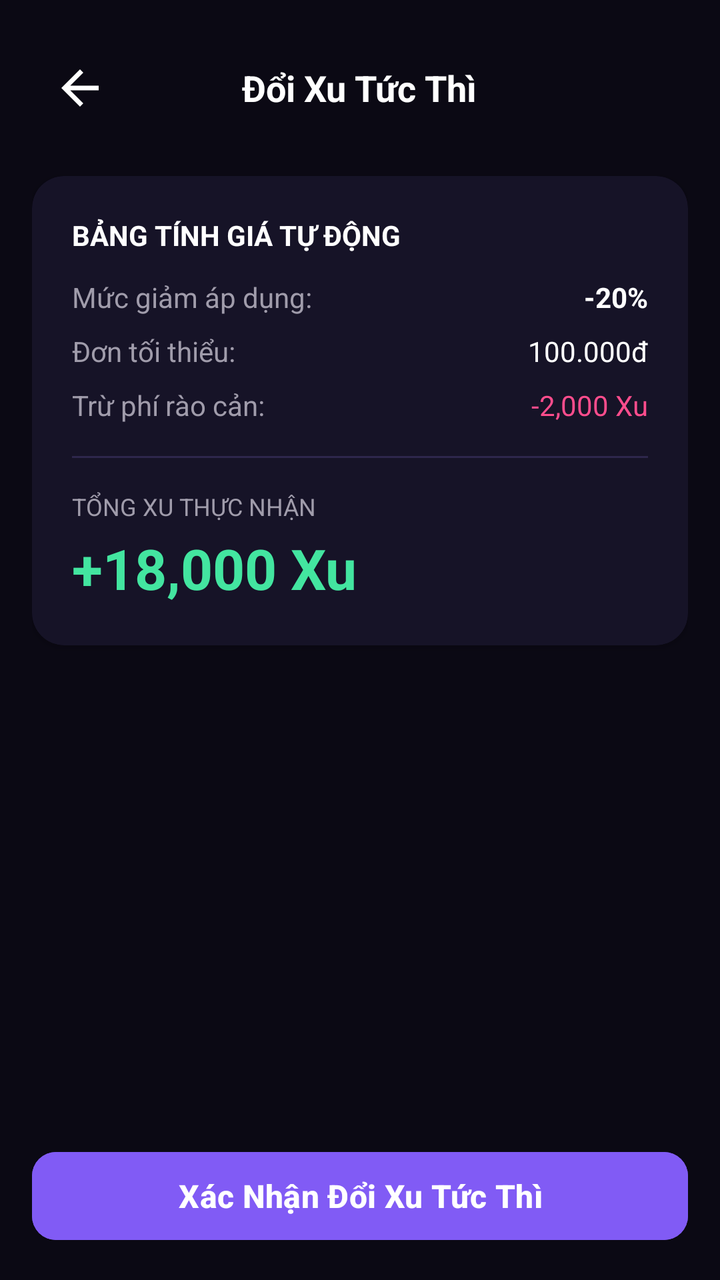
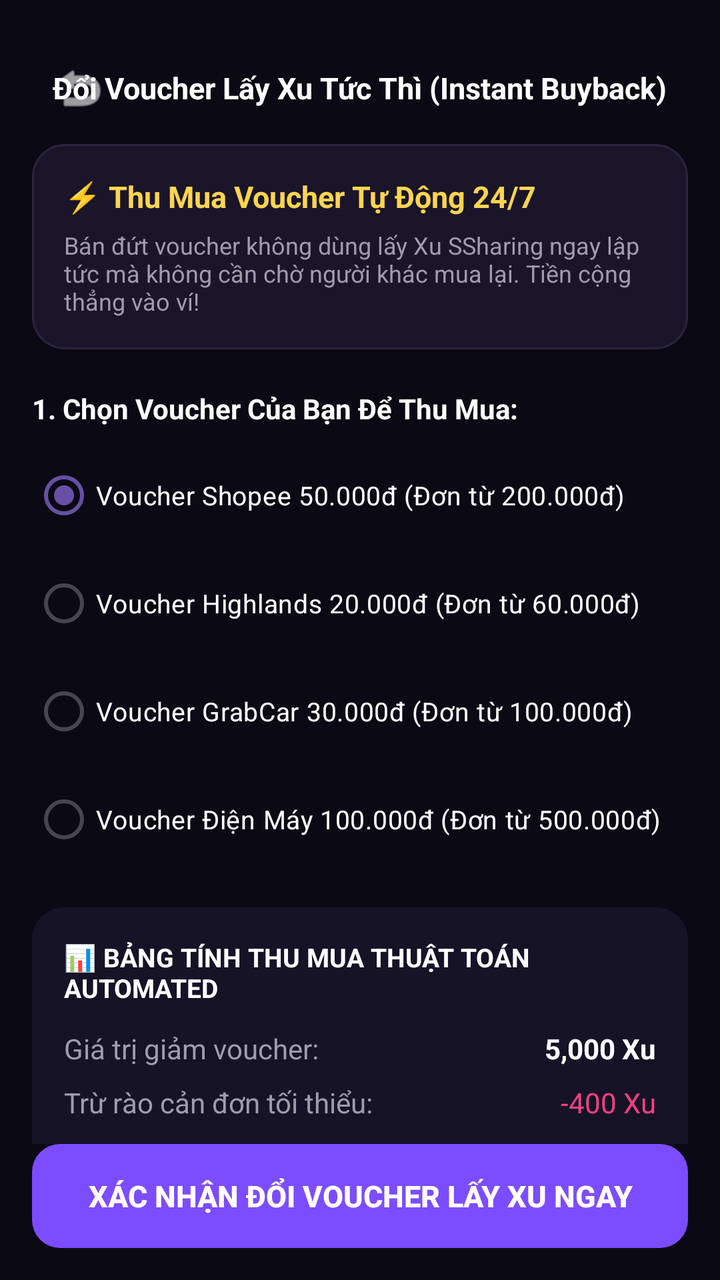

Two renders of the same Android screen: before a commit and after it. Below are the layout's source before the change and the commit's diff.
<!-- AndroidManifest.xml: application theme Theme.SSharing -->
<!-- res/layout/activity_instant_buyback.xml -->
<?xml version="1.0" encoding="utf-8"?>
<RelativeLayout xmlns:android="http://schemas.android.com/apk/res/android"
    xmlns:app="http://schemas.android.com/apk/res-auto"
    android:layout_width="match_parent"
    android:layout_height="match_parent"
    android:background="#0B0914"
    android:padding="16dp">

    
    <RelativeLayout
        android:id="@+id/headerBuyback"
        android:layout_width="match_parent"
        android:layout_height="56dp">

        <ImageView
            android:id="@+id/btnBack"
            android:layout_width="48dp"
            android:layout_height="48dp"
            android:layout_centerVertical="true"
            android:contentDescription="Quay lại"
            android:padding="10dp"
            android:src="@drawable/ic_arrow_back"
            app:tint="#FFFFFF" />

        <TextView
            android:layout_width="wrap_content"
            android:layout_height="wrap_content"
            android:layout_centerInParent="true"
            android:text="Đổi Xu Tức Thì"
            android:textColor="#FFFFFF"
            android:textSize="18sp"
            android:textStyle="bold" />
    </RelativeLayout>

    
    <androidx.cardview.widget.CardView
        android:layout_width="match_parent"
        android:layout_height="wrap_content"
        android:layout_below="@id/headerBuyback"
        android:layout_marginTop="16dp"
        app:cardBackgroundColor="#161327"
        app:cardCornerRadius="16dp">

        <LinearLayout
            android:layout_width="match_parent"
            android:layout_height="wrap_content"
            android:orientation="vertical"
            android:padding="20dp">

            <TextView
                android:layout_width="wrap_content"
                android:layout_height="wrap_content"
                android:text="BẢNG TÍNH GIÁ TỰ ĐỘNG"
                android:textColor="#FFFFFF"
                android:textSize="14sp"
                android:textStyle="bold" />

            <RelativeLayout
                android:layout_width="match_parent"
                android:layout_height="wrap_content"
                android:layout_marginTop="12dp">

                <TextView
                    android:layout_width="wrap_content"
                    android:layout_height="wrap_content"
                    android:text="Mức giảm áp dụng:"
                    android:textColor="#A09CAB" />

                <TextView
                    android:layout_width="wrap_content"
                    android:layout_height="wrap_content"
                    android:layout_alignParentEnd="true"
                    android:text="-20%"
                    android:textColor="#FFFFFF"
                    android:textStyle="bold" />
            </RelativeLayout>

            <RelativeLayout
                android:layout_width="match_parent"
                android:layout_height="wrap_content"
                android:layout_marginTop="8dp">

                <TextView
                    android:layout_width="wrap_content"
                    android:layout_height="wrap_content"
                    android:text="Đơn tối thiểu:"
                    android:textColor="#A09CAB" />

                <TextView
                    android:layout_width="wrap_content"
                    android:layout_height="wrap_content"
                    android:layout_alignParentEnd="true"
                    android:text="100.000đ"
                    android:textColor="#FFFFFF" />
            </RelativeLayout>

            <RelativeLayout
                android:layout_width="match_parent"
                android:layout_height="wrap_content"
                android:layout_marginTop="8dp">

                <TextView
                    android:layout_width="wrap_content"
                    android:layout_height="wrap_content"
                    android:text="Trừ phí rào cản:"
                    android:textColor="#A09CAB" />

                <TextView
                    android:layout_width="wrap_content"
                    android:layout_height="wrap_content"
                    android:layout_alignParentEnd="true"
                    android:text="-2,000 Xu"
                    android:textColor="#FF4D8D" />
            </RelativeLayout>

            <View
                android:layout_width="match_parent"
                android:layout_height="1dp"
                android:layout_marginVertical="16dp"
                android:background="#2E274C" />

            <TextView
                android:layout_width="wrap_content"
                android:layout_height="wrap_content"
                android:text="TỔNG XU THỰC NHẬN"
                android:textColor="#A09CAB"
                android:textSize="12sp" />

            <TextView
                android:id="@+id/tvTotalNetCoins"
                android:layout_width="wrap_content"
                android:layout_height="wrap_content"
                android:layout_marginTop="4dp"
                android:text="+18,000 Xu"
                android:textColor="#43E5A0"
                android:textSize="28sp"
                android:textStyle="bold" />
        </LinearLayout>
    </androidx.cardview.widget.CardView>

    <Button
        android:id="@+id/btnConfirmBuyback"
        android:layout_width="match_parent"
        android:layout_height="52dp"
        android:layout_alignParentBottom="true"
        android:backgroundTint="#815BF5"
        android:text="Xác Nhận Đổi Xu Tức Thì"
        android:textColor="#FFFFFF"
        android:textSize="16sp"
        android:textStyle="bold"
        app:cornerRadius="12dp" />
</RelativeLayout>
<!-- resources referenced by this layout -->
<resources>
  <!-- drawable ic_arrow_back (drawable) -->
  <?xml version="1.0" encoding="utf-8"?>
  <vector xmlns:android="http://schemas.android.com/apk/res/android"
      android:width="24dp" android:height="24dp" android:viewportWidth="24" android:viewportHeight="24">
      <path android:fillColor="#FFFFFFFF" android:pathData="M20,11H7.83l5.59,-5.59L12,4l-8,8 8,8 1.41,-1.41L7.83,13H20v-2z"/>
  </vector>
  <style name="Theme.SSharing" parent="Base.Theme.SSharing" />
  <style name="Base.Theme.SSharing" parent="Theme.Material3.DayNight.NoActionBar">
          
          
      </style>
</resources>

<!-- the commit's change to res/layout/activity_instant_buyback.xml (unified diff, before → after) -->
@@ -17,136 +17,227 @@
             android:layout_width="48dp"
             android:layout_height="48dp"
             android:layout_centerVertical="true"
+            android:background="?attr/selectableItemBackgroundBorderless"
+            android:clickable="true"
+            android:focusable="true"
             android:contentDescription="Quay lại"
             android:padding="10dp"
-            android:src="@drawable/ic_arrow_back"
+            android:src="@android:drawable/ic_menu_revert"
             app:tint="#FFFFFF" />
 
         <TextView
             android:layout_width="wrap_content"
             android:layout_height="wrap_content"
             android:layout_centerInParent="true"
-            android:text="Đổi Xu Tức Thì"
+            android:text="Đổi Voucher Lấy Xu Tức Thì (Instant Buyback)"
             android:textColor="#FFFFFF"
-            android:textSize="18sp"
+            android:textSize="15sp"
             android:textStyle="bold" />
     </RelativeLayout>
 
-    
-    <androidx.cardview.widget.CardView
+    <ScrollView
         android:layout_width="match_parent"
-        android:layout_height="wrap_content"
+        android:layout_height="match_parent"
+        android:layout_above="@id/btnConfirmBuyback"
         android:layout_below="@id/headerBuyback"
-        android:layout_marginTop="16dp"
-        app:cardBackgroundColor="#161327"
-        app:cardCornerRadius="16dp">
+        android:scrollbars="none">
 
         <LinearLayout
             android:layout_width="match_parent"
             android:layout_height="wrap_content"
-            android:orientation="vertical"
-            android:padding="20dp">
-
+            android:orientation="vertical">
+
+            
+            <LinearLayout
+                android:layout_width="match_parent"
+                android:layout_height="wrap_content"
+                android:background="@drawable/bg_card_dark"
+                android:orientation="vertical"
+                android:padding="16dp">
+
+                <TextView
+                    android:layout_width="wrap_content"
+                    android:layout_height="wrap_content"
+                    android:text="⚡ Thu Mua Voucher Tự Động 24/7"
+                    android:textColor="#FFD54F"
+                    android:textSize="15sp"
+                    android:textStyle="bold" />
+
+                <TextView
+                    android:layout_width="wrap_content"
+                    android:layout_height="wrap_content"
+                    android:layout_marginTop="6dp"
+                    android:text="Bán đứt voucher không dùng lấy Xu SSharing ngay lập tức mà không cần chờ người khác mua lại. Tiền cộng thẳng vào ví!"
+                    android:textColor="#A09CAB"
+                    android:textSize="12sp" />
+            </LinearLayout>
+
+            
             <TextView
                 android:layout_width="wrap_content"
                 android:layout_height="wrap_content"
-                android:text="BẢNG TÍNH GIÁ TỰ ĐỘNG"
+                android:layout_marginTop="20dp"
+                android:text="1. Chọn Voucher Của Bạn Để Thu Mua:"
                 android:textColor="#FFFFFF"
                 android:textSize="14sp"
                 android:textStyle="bold" />
 
-            <RelativeLayout
+            <RadioGroup
+                android:id="@+id/rgSampleVouchers"
                 android:layout_width="match_parent"
                 android:layout_height="wrap_content"
-                android:layout_marginTop="12dp">
-
-                <TextView
-                    android:layout_width="wrap_content"
-                    android:layout_height="wrap_content"
-                    android:text="Mức giảm áp dụng:"
-                    android:textColor="#A09CAB" />
-
-                <TextView
-                    android:layout_width="wrap_content"
-                    android:layout_height="wrap_content"
-                    android:layout_alignParentEnd="true"
-                    android:text="-20%"
-                    android:textColor="#FFFFFF"
-                    android:textStyle="bold" />
-            </RelativeLayout>
-
-            <RelativeLayout
+                android:layout_marginTop="10dp">
+
+                <RadioButton
+                    android:id="@+id/rbVoucher1"
+                    android:layout_width="match_parent"
+                    android:layout_height="wrap_content"
+                    android:checked="true"
+                    android:text="Voucher Shopee 50.000đ (Đơn từ 200.000đ)"
+                    android:textColor="#FFFFFF"
+                    android:textSize="13sp" />
+
+                <RadioButton
+                    android:id="@+id/rbVoucher2"
+                    android:layout_width="match_parent"
+                    android:layout_height="wrap_content"
+                    android:layout_marginTop="6dp"
+                    android:text="Voucher Highlands 20.000đ (Đơn từ 60.000đ)"
+                    android:textColor="#FFFFFF"
+                    android:textSize="13sp" />
+
+                <RadioButton
+                    android:id="@+id/rbVoucher3"
+                    android:layout_width="match_parent"
+                    android:layout_height="wrap_content"
+                    android:layout_marginTop="6dp"
+                    android:text="Voucher GrabCar 30.000đ (Đơn từ 100.000đ)"
+                    android:textColor="#FFFFFF"
+                    android:textSize="13sp" />
+
+                <RadioButton
+                    android:id="@+id/rbVoucher4"
+                    android:layout_width="match_parent"
+                    android:layout_height="wrap_content"
+                    android:layout_marginTop="6dp"
+                    android:text="Voucher Điện Máy 100.000đ (Đơn từ 500.000đ)"
+                    android:textColor="#FFFFFF"
+                    android:textSize="13sp" />
+            </RadioGroup>
+
+            
+            <androidx.cardview.widget.CardView
                 android:layout_width="match_parent"
                 android:layout_height="wrap_content"
-                android:layout_marginTop="8dp">
-
-                <TextView
-                    android:layout_width="wrap_content"
-                    android:layout_height="wrap_content"
-                    android:text="Đơn tối thiểu:"
-                    android:textColor="#A09CAB" />
-
-                <TextView
-                    android:layout_width="wrap_content"
-                    android:layout_height="wrap_content"
-                    android:layout_alignParentEnd="true"
-                    android:text="100.000đ"
-                    android:textColor="#FFFFFF" />
-            </RelativeLayout>
-
-            <RelativeLayout
-                android:layout_width="match_parent"
-                android:layout_height="wrap_content"
-                android:layout_marginTop="8dp">
-
-                <TextView
-                    android:layout_width="wrap_content"
-                    android:layout_height="wrap_content"
-                    android:text="Trừ phí rào cản:"
-                    android:textColor="#A09CAB" />
-
-                <TextView
-                    android:layout_width="wrap_content"
-                    android:layout_height="wrap_content"
-                    android:layout_alignParentEnd="true"
-                    android:text="-2,000 Xu"
-                    android:textColor="#FF4D8D" />
-            </RelativeLayout>
-
-            <View
-                android:layout_width="match_parent"
-                android:layout_height="1dp"
-                android:layout_marginVertical="16dp"
-                android:background="#2E274C" />
-
-            <TextView
-                android:layout_width="wrap_content"
-                android:layout_height="wrap_content"
-                android:text="TỔNG XU THỰC NHẬN"
-                android:textColor="#A09CAB"
-                android:textSize="12sp" />
-
-            <TextView
-                android:id="@+id/tvTotalNetCoins"
-                android:layout_width="wrap_content"
-                android:layout_height="wrap_content"
-                android:layout_marginTop="4dp"
-                android:text="+18,000 Xu"
-                android:textColor="#43E5A0"
-                android:textSize="28sp"
-                android:textStyle="bold" />
+                android:layout_marginTop="20dp"
+                app:cardBackgroundColor="#161327"
+                app:cardCornerRadius="16dp">
+
+                <LinearLayout
+                    android:layout_width="match_parent"
+                    android:layout_height="wrap_content"
+                    android:orientation="vertical"
+                    android:padding="16dp">
+
+                    <TextView
+                        android:layout_width="wrap_content"
+                        android:layout_height="wrap_content"
+                        android:text="📊 BẢNG TÍNH THU MUA THUẬT TOÁN AUTOMATED"
+                        android:textColor="#FFFFFF"
+                        android:textSize="13sp"
+                        android:textStyle="bold" />
+
+                    <RelativeLayout
+                        android:layout_width="match_parent"
+                        android:layout_height="wrap_content"
+                        android:layout_marginTop="12dp">
+                        <TextView
+                            android:layout_width="wrap_content"
+                            android:layout_height="wrap_content"
+                            android:text="Giá trị giảm voucher:"
+                            android:textColor="#A09CAB" />
+                        <TextView
+                            android:id="@+id/tvBaseCoins"
+                            android:layout_width="wrap_content"
+                            android:layout_height="wrap_content"
+                            android:layout_alignParentEnd="true"
+                            android:text="5,000 Xu"
+                            android:textColor="#FFFFFF"
+                            android:textStyle="bold" />
+                    </RelativeLayout>
+
+                    <RelativeLayout
+                        android:layout_width="match_parent"
+                        android:layout_height="wrap_content"
+                        android:layout_marginTop="8dp">
+                        <TextView
+                            android:layout_width="wrap_content"
+                            android:layout_height="wrap_content"
+                            android:text="Trừ rào cản đơn tối thiểu:"
+                            android:textColor="#A09CAB" />
+                        <TextView
+                            android:id="@+id/tvMinSpendDeduction"
+                            android:layout_width="wrap_content"
+                            android:layout_height="wrap_content"
+                            android:layout_alignParentEnd="true"
+                            android:text="-400 Xu"
+                            android:textColor="#FF4081" />
+                    </RelativeLayout>
+
+                    <RelativeLayout
+                        android:layout_width="match_parent"
+                        android:layout_height="wrap_content"
+                        android:layout_marginTop="8dp">
+                        <TextView
+                            android:layout_width="wrap_content"
+                            android:layout_height="wrap_content"
+                            android:text="Phí thanh khoản nhanh sàn (5%):"
+                            android:textColor="#A09CAB" />
+                        <TextView
+                            android:id="@+id/tvPlatformFeeDeduction"
+                            android:layout_width="wrap_content"
+                            android:layout_height="wrap_content"
+                            android:layout_alignParentEnd="true"
+                            android:text="-250 Xu"
+                            android:textColor="#FF4081" />
+                    </RelativeLayout>
+
+                    <View
+                        android:layout_width="match_parent"
+                        android:layout_height="1dp"
+                        android:layout_marginVertical="14dp"
+                        android:background="#2E274C" />
+
+                    <TextView
+                        android:layout_width="wrap_content"
+                        android:layout_height="wrap_content"
+                        android:text="TỔNG XU THỰC NHẬN TỨC THÌ"
+                        android:textColor="#A09CAB"
+                        android:textSize="11sp" />
+
+                    <TextView
+                        android:id="@+id/tvTotalNetCoins"
+                        android:layout_width="wrap_content"
+                        android:layout_height="wrap_content"
+                        android:layout_marginTop="4dp"
+                        android:text="+4,350 SS"
+                        android:textColor="#43E5A0"
+                        android:textSize="26sp"
+                        android:textStyle="bold" />
+                </LinearLayout>
+            </androidx.cardview.widget.CardView>
         </LinearLayout>
-    </androidx.cardview.widget.CardView>
-
-    <Button
+    </ScrollView>
+
+    <androidx.appcompat.widget.AppCompatButton
         android:id="@+id/btnConfirmBuyback"
         android:layout_width="match_parent"
         android:layout_height="52dp"
         android:layout_alignParentBottom="true"
-        android:backgroundTint="#815BF5"
-        android:text="Xác Nhận Đổi Xu Tức Thì"
+        android:background="@drawable/bg_btn_purple"
+        android:text="XÁC NHẬN ĐỔI VOUCHER LẤY XU NGAY"
+        android:textAllCaps="false"
         android:textColor="#FFFFFF"
-        android:textSize="16sp"
-        android:textStyle="bold"
-        app:cornerRadius="12dp" />
+        android:textSize="15sp"
+        android:textStyle="bold" />
 </RelativeLayout>
<!-- resource entries referenced after the edit -->
@@ -1,11 +1,18 @@
 <!-- resources referenced by this layout -->
 <resources>
-  <!-- drawable ic_arrow_back (drawable) -->
+  <!-- drawable bg_btn_purple (drawable) -->
   <?xml version="1.0" encoding="utf-8"?>
-  <vector xmlns:android="http://schemas.android.com/apk/res/android"
-      android:width="24dp" android:height="24dp" android:viewportWidth="24" android:viewportHeight="24">
-      <path android:fillColor="#FFFFFFFF" android:pathData="M20,11H7.83l5.59,-5.59L12,4l-8,8 8,8 1.41,-1.41L7.83,13H20v-2z"/>
-  </vector>
+  <shape xmlns:android="http://schemas.android.com/apk/res/android">
+      <solid android:color="#7C4DFF" />
+      <corners android:radius="14dp" />
+  </shape>
+  <!-- drawable bg_card_dark (drawable) -->
+  <?xml version="1.0" encoding="utf-8"?>
+  <shape xmlns:android="http://schemas.android.com/apk/res/android">
+      <solid android:color="#1A1528" />
+      <corners android:radius="16dp" />
+      <stroke android:width="1dp" android:color="#2C2442" />
+  </shape>
   <style name="Theme.SSharing" parent="Base.Theme.SSharing" />
   <style name="Base.Theme.SSharing" parent="Theme.Material3.DayNight.NoActionBar">
           
